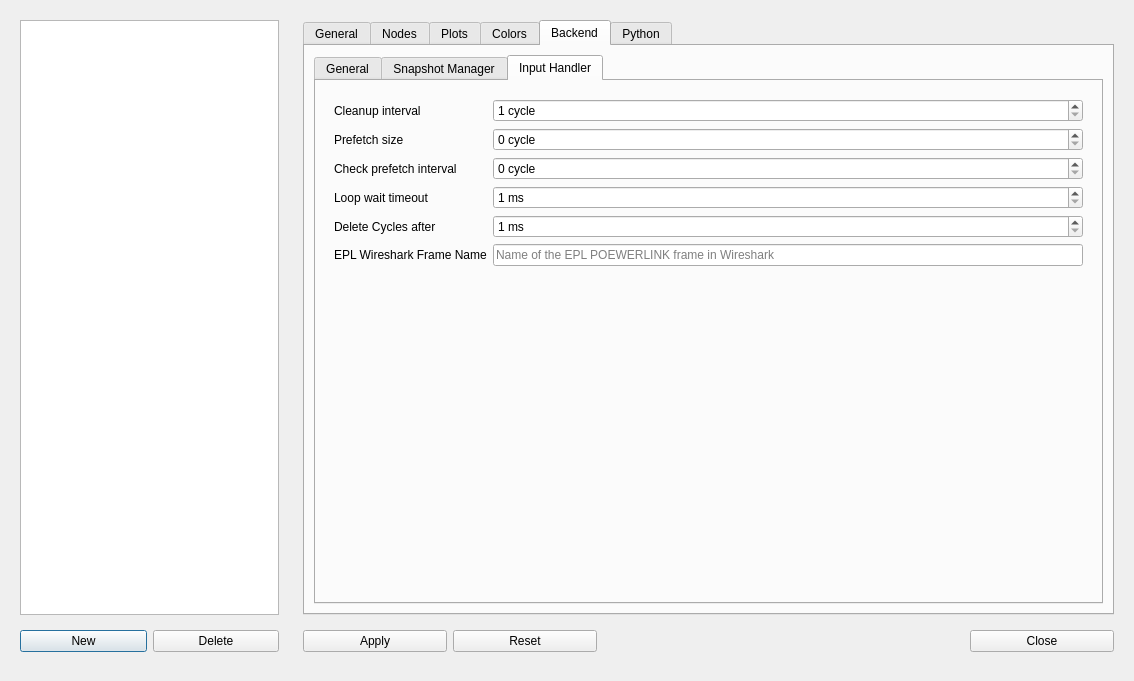
Before: the Qt Designer form libEPLViz/ui/settingswindow.ui in epl-viz/EPL-Viz, drawn with Qt 5.
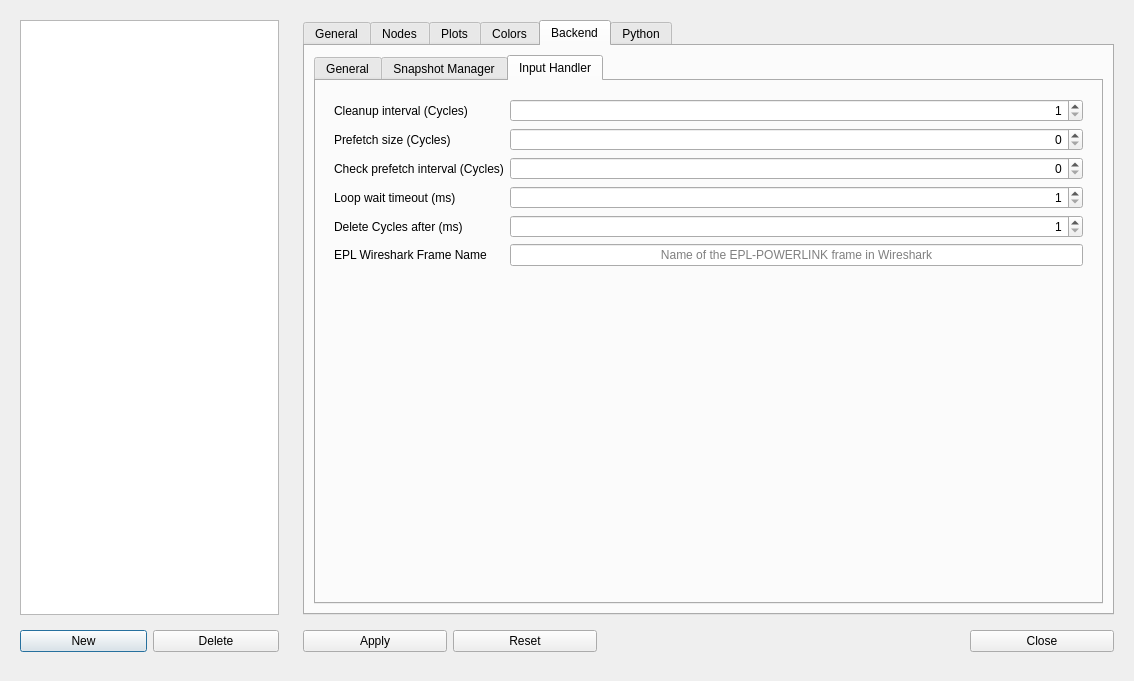
After: the same form once the commit is applied. The open tabs and pages were chosen to show the change. Icons and pictures are not drawn.

```diff
--- a/libEPLViz/ui/settingswindow.ui
+++ b/libEPLViz/ui/settingswindow.ui
@@ -2996,7 +2996,7 @@
                  <item row="0" column="0">
                   <widget class="QLabel" name="label_3">
                    <property name="text">
-                    <string>Cleanup interval</string>
+                    <string>Cleanup interval (Cycles)</string>
                    </property>
                   </widget>
                  </item>
@@ -3010,14 +3010,14 @@
                  <item row="3" column="0">
                   <widget class="QLabel" name="label_6">
                    <property name="text">
-                    <string>Loop wait timeout</string>
+                    <string>Loop wait timeout (ms)</string>
                    </property>
                   </widget>
                  </item>
                  <item row="0" column="1">
                   <widget class="QSpinBox" name="IH_CleanupI">
-                   <property name="suffix">
-                    <string> cycle</string>
+                   <property name="alignment">
+                    <set>Qt::AlignRight|Qt::AlignTrailing|Qt::AlignVCenter</set>
                    </property>
                    <property name="prefix">
                     <string/>
@@ -3032,8 +3032,8 @@
                  </item>
                  <item row="3" column="1">
                   <widget class="QSpinBox" name="IH_LoopWait">
-                   <property name="suffix">
-                    <string> ms</string>
+                   <property name="alignment">
+                    <set>Qt::AlignRight|Qt::AlignTrailing|Qt::AlignVCenter</set>
                    </property>
                    <property name="minimum">
                     <number>1</number>
@@ -3045,8 +3045,8 @@
                  </item>
                  <item row="1" column="1">
                   <widget class="QSpinBox" name="IH_Prefetch">
-                   <property name="suffix">
-                    <string> cycle</string>
+                   <property name="alignment">
+                    <set>Qt::AlignRight|Qt::AlignTrailing|Qt::AlignVCenter</set>
                    </property>
                    <property name="maximum">
                     <number>255</number>
@@ -3056,35 +3056,38 @@
                  <item row="4" column="0">
                   <widget class="QLabel" name="label_7">
                    <property name="text">
-                    <string>Delete Cycles after</string>
+                    <string>Delete Cycles after (ms)</string>
                    </property>
                   </widget>
                  </item>
                  <item row="2" column="0">
                   <widget class="QLabel" name="label_5">
                    <property name="text">
-                    <string>Check prefetch interval</string>
+                    <string>Check prefetch interval (Cycles)</string>
                    </property>
                   </widget>
                  </item>
                  <item row="1" column="0">
                   <widget class="QLabel" name="label_4">
                    <property name="text">
-                    <string>Prefetch size</string>
+                    <string>Prefetch size (Cycles)</string>
                    </property>
                   </widget>
                  </item>
                  <item row="5" column="1">
                   <widget class="QLineEdit" name="IH_EPLFrameName">
+                   <property name="alignment">
+                    <set>Qt::AlignCenter</set>
+                   </property>
                    <property name="placeholderText">
-                    <string>Name of the EPL POEWERLINK frame in Wireshark</string>
+                    <string>Name of the EPL-POWERLINK frame in Wireshark</string>
                    </property>
                   </widget>
                  </item>
                  <item row="4" column="1">
                   <widget class="QSpinBox" name="IH_DeleteCyclesAfter">
-                   <property name="suffix">
-                    <string> ms</string>
+                   <property name="alignment">
+                    <set>Qt::AlignRight|Qt::AlignTrailing|Qt::AlignVCenter</set>
                    </property>
                    <property name="minimum">
                     <number>1</number>
@@ -3096,8 +3099,8 @@
                  </item>
                  <item row="2" column="1">
                   <widget class="QSpinBox" name="IH_CheckPrefetch">
-                   <property name="suffix">
-                    <string> cycle</string>
+                   <property name="alignment">
+                    <set>Qt::AlignRight|Qt::AlignTrailing|Qt::AlignVCenter</set>
                    </property>
                    <property name="maximum">
                     <number>255</number>
```
Left out of the diff: 27 changed lines with no effect on the pictures.
